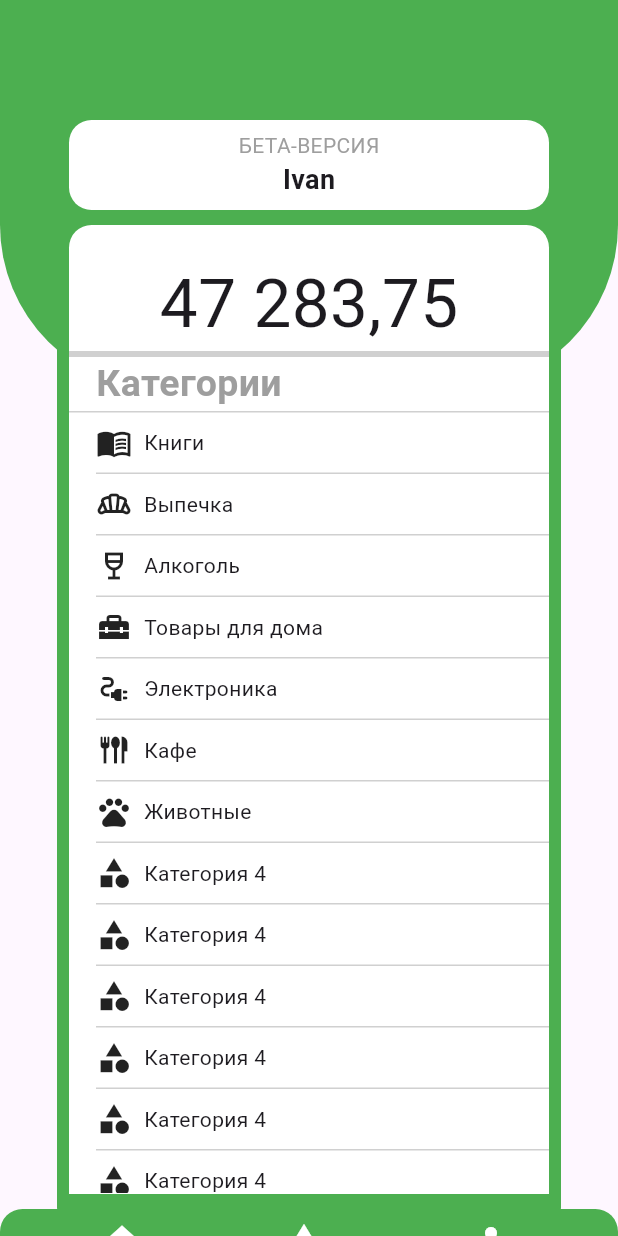
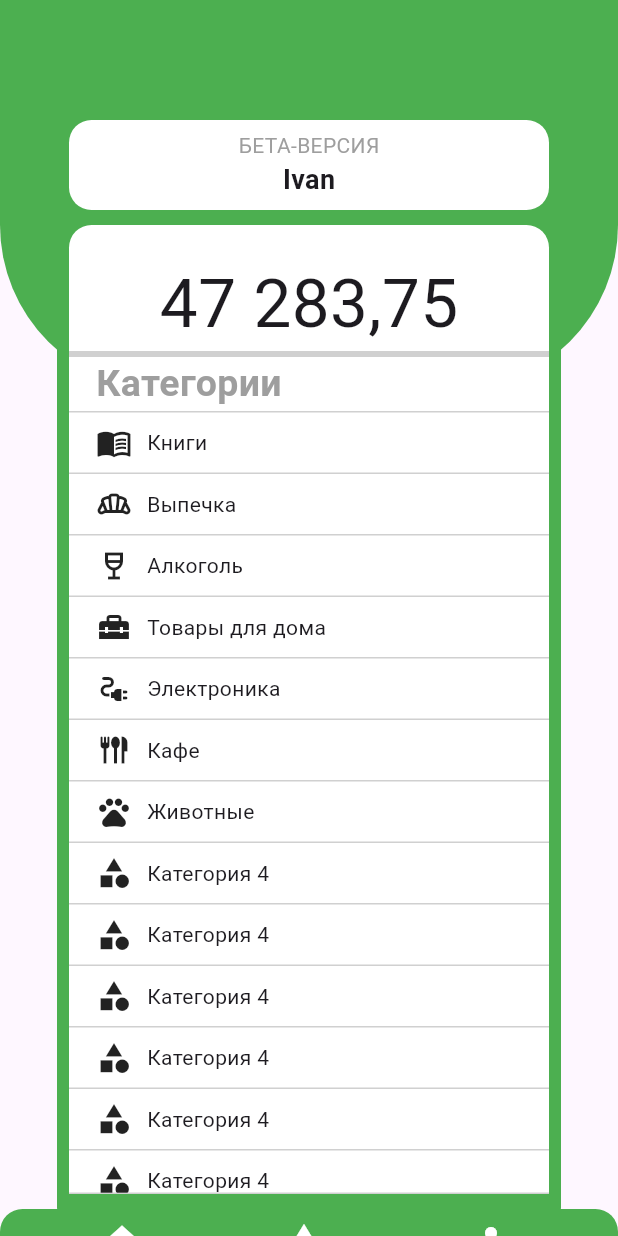
Before and after one commit to Alisher24/check_point, a Flutter app: the AddPage screen opened directly, on a phone screen of 412 x 824 dp. Run offline on Flutter 3.47's test engine with Material 3 defaults, Android fonts, the phone set to English and light mode, and no system bars; our stand-ins replace camera, sqflite; missing offline and left inert: qr_code_scanner; accounts and stored records are empty.

Commit message:
аываыв

```diff
--- a/lib/add.dart
+++ b/lib/add.dart
@@ -117,10 +117,11 @@ class AddPage extends StatelessWidget {
                           ),
                         ),
                         Padding(
-                            padding: EdgeInsets.only(left: 18, top: 0),
+                            padding: EdgeInsets.only(left: 0),
                             child: Container(
                               height: 520,
                               child: ListView.separated(
+                                padding: EdgeInsets.only(top: 0),
                                 separatorBuilder: (context, index) => const ColoredBox(
                                   child: SizedBox(
                                     width: 400,
@@ -131,10 +132,21 @@ class AddPage extends StatelessWidget {
                                 scrollDirection: Axis.vertical,
                                 itemCount: categories.length,
                                 itemBuilder: (context, index) {
-                                  return _buildCategoryItem(context, categories[index]);
+                                  return Padding(
+                                      padding: EdgeInsets.only(left: 18),
+                                  child:
+                                  _buildCategoryItem(context, categories[index]),
+                                  );
                                 },
                               ),
                             )
+                        ),
+                        ColoredBox(
+                          child: SizedBox(
+                            width: 400,
+                            height: 1,
+                          ),
+                          color: Color.fromARGB(192, 192, 192, 192),
                         ),
                         // Остальной код
                       ],
@@ -276,7 +288,7 @@ class AddPage extends StatelessWidget {
         child: Row(
           children: [
             Icon(category.icon),
-            SizedBox(width: 8),
+            SizedBox(width: 10),
             Text(category.name),
           ],
         ),
--- a/lib/main.dart
+++ b/lib/main.dart
@@ -335,6 +335,7 @@ class MainPage extends StatelessWidget {
                               children: [
                                 // Ваши блоки с чеками
                                 ListView.builder(
+                                  padding: EdgeInsets.only(top: 0),
                                   shrinkWrap: true,
                                   physics: NeverScrollableScrollPhysics(),
                                   itemCount: checkitem.length,
```
